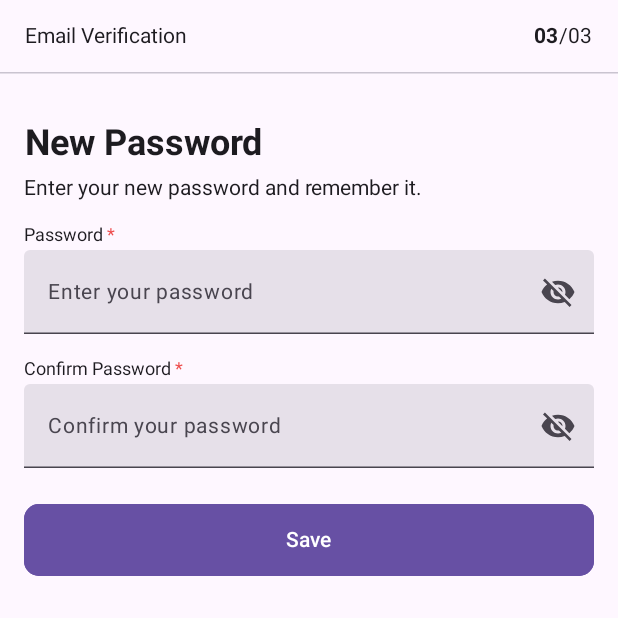
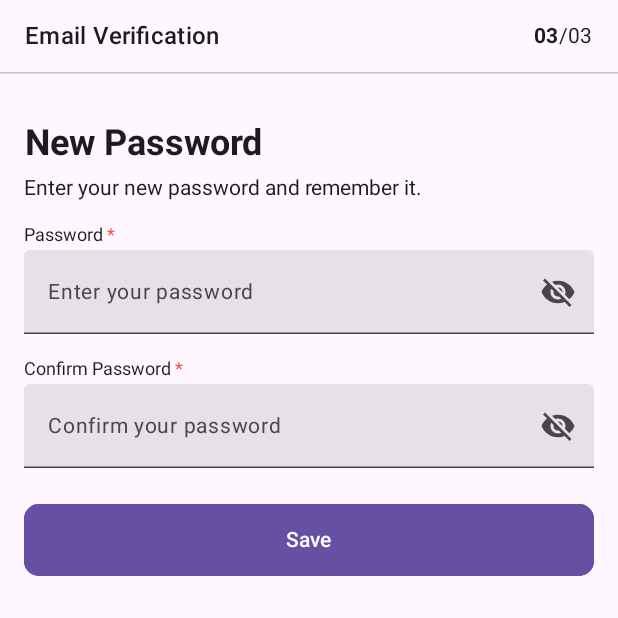
Before and after one commit to ericwidhiantara/QuickMart-KMP, an Android app built with Jetpack Compose: the composable CreatePasswordScreen shown on its own in the app's theme, on a phone screen of 412 x 824 dp, the top half of it. Run offline under Robolectric (Android 15) with nearby library versions, the light colour scheme and no system bars; our stand-ins replace Dagger/Hilt's generated code; libraries missing offline, so code that uses them is left out: io.paperdb; network calls fail; 1 statement that could not run was skipped.

Commit message:
feat: slicing product list with title && register navbar hilt module

```diff
--- a/androidApp/src/main/java/com/luckyfrog/quickmart/core/widgets/CustomTopBar.kt
+++ b/androidApp/src/main/java/com/luckyfrog/quickmart/core/widgets/CustomTopBar.kt
@@ -1,7 +1,6 @@
 package com.luckyfrog.quickmart.core.widgets
 
 import androidx.compose.foundation.layout.Arrangement
-import androidx.compose.foundation.layout.Box
 import androidx.compose.foundation.layout.Column
 import androidx.compose.foundation.layout.Row
 import androidx.compose.foundation.layout.fillMaxWidth
@@ -27,23 +26,31 @@ import com.luckyfrog.quickmart.core.resources.Images
 fun CustomTopBar(
     title: String,
     navController: NavController,
-    centeredTitle: Boolean = false,
-    actions: @Composable () -> Unit = {}
+    centeredTitle: Boolean = true,
+    actions: @Composable (() -> Unit)? = null
 ) {
     Column(modifier = Modifier) {
         Row(
             modifier = Modifier
                 .fillMaxWidth()
-                .wrapContentHeight(),
+                .wrapContentHeight()
+                .padding(horizontal = 16.dp, vertical = 12.dp), // Padding for spacing
             verticalAlignment = Alignment.CenterVertically,
-            horizontalArrangement = if (centeredTitle) Arrangement.Center else Arrangement.SpaceBetween
+            horizontalArrangement = if (centeredTitle && navController.previousBackStackEntry == null && actions == null) {
+                Arrangement.Center
+            } else {
+                Arrangement.SpaceBetween
+            }
         ) {
-            // Automatically show back button if there's a backstack entry
+            // Left side with back button (only if available) and title
+            if (navController.previousBackStackEntry != null || !centeredTitle) {
+                Row(
+                    verticalAlignment = Alignment.CenterVertically,
+                    horizontalArrangement = Arrangement.Start
+                ) {
                     if (navController.previousBackStackEntry != null) {
                         IconButton(
-                    onClick = { navController.popBackStack() }, // Navigate back
-                    modifier = Modifier
-                        .padding(16.dp)
+                            onClick = { navController.popBackStack() },
                         ) {
                             Icon(
                                 imageVector = Icons.AutoMirrored.Filled.ArrowBack,
@@ -56,14 +63,29 @@ fun CustomTopBar(
                     Text(
                         text = title,
                         color = MaterialTheme.colorScheme.onBackground,
-                modifier = Modifier
-                    .padding(vertical = 16.dp, horizontal = 16.dp),
-                textAlign = TextAlign.Center
+                        modifier = Modifier.padding(start = if (navController.previousBackStackEntry != null) 8.dp else 0.dp), // Space if back button is present
+                        style = MaterialTheme.typography.titleMedium
                     )
-            Box(
-                modifier = Modifier.padding(end = 16.dp)
+                }
+            } else {
+                // Center the title if no back button or actions and centeredTitle is true
+                Text(
+                    text = title,
+                    color = MaterialTheme.colorScheme.onBackground,
+                    modifier = Modifier,
+                    textAlign = TextAlign.Center,
+                    style = MaterialTheme.typography.titleMedium
+                )
+            }
+
+            // Right side actions (only if provided)
+            if (actions != null) {
+                Row(
+                    verticalAlignment = Alignment.CenterVertically,
+                    horizontalArrangement = Arrangement.End
                 ) {
                     actions()
+                }
             }
         }
         HorizontalDivider()
--- a/androidApp/src/main/java/com/luckyfrog/quickmart/features/home/presentation/dashboard/component/CategoryList.kt
+++ b/androidApp/src/main/java/com/luckyfrog/quickmart/features/home/presentation/dashboard/component/CategoryList.kt
@@ -13,13 +13,16 @@ import androidx.compose.runtime.getValue
 import androidx.compose.ui.Modifier
 import androidx.compose.ui.unit.dp
 import androidx.hilt.navigation.compose.hiltViewModel
+import androidx.navigation.NavController
 import com.luckyfrog.quickmart.features.category.presentation.categories.CategoryListViewModel
 import com.luckyfrog.quickmart.features.category.presentation.categories.component.CategoryCard
 import com.luckyfrog.quickmart.utils.PageLoader
+import com.luckyfrog.quickmart.utils.resource.route.AppScreen
 
 @Composable
 fun CategoryList(
     viewModel: CategoryListViewModel = hiltViewModel(),
+    navController: NavController,
 ) {
 
     // Trigger the category fetch
@@ -52,6 +55,9 @@ fun CategoryList(
                     CategoryCard(
                         itemEntity = data!![index],
                         onClick = {
+                            navController.navigate(
+                                "${AppScreen.ProductListScreen.route}?title=${data!![index].name}"
+                            )
                         }
                     )
                 }
```
Also changed, not shown: androidApp/src/main/java/com/luckyfrog/quickmart/features/general/presentation/main/BottomNavBar.kt (+11 -11 lines), androidApp/src/main/java/com/luckyfrog/quickmart/features/general/presentation/main/NavBarViewModel.kt (added, +20 -0 lines), androidApp/src/main/java/com/luckyfrog/quickmart/features/home/presentation/dashboard/HomeScreen.kt (+18 -4 lines), androidApp/src/main/java/com/luckyfrog/quickmart/features/product/presentation/product_list/ProductListScreen.kt (+48 -2 lines), androidApp/src/main/java/com/luckyfrog/quickmart/utils/resource/route/NavGraph.kt (+5 -2 lines), androidApp/src/main/java/com/luckyfrog/quickmart/features/product/presentation/product_list/component/ProductCard.kt (renamed from androidApp/src/main/java/com/luckyfrog/quickmart/features/product/presentation/product_list/component/categoryCard.kt), 3 other files. Lines whose indentation alone changed are shown as unchanged.
